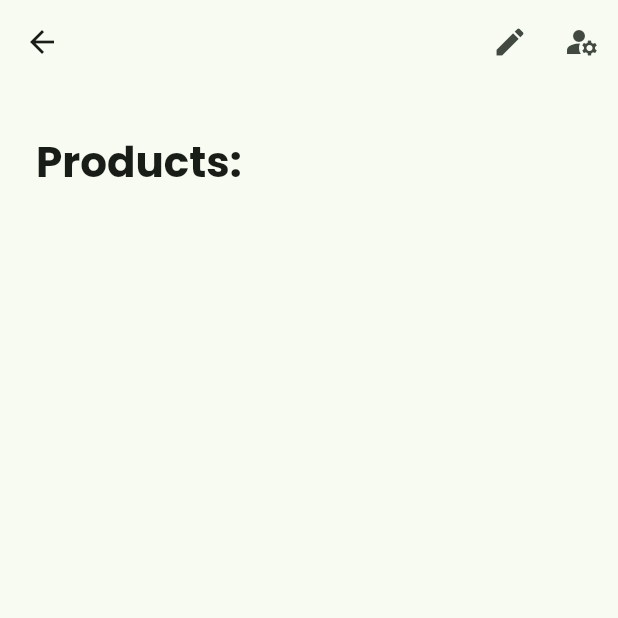
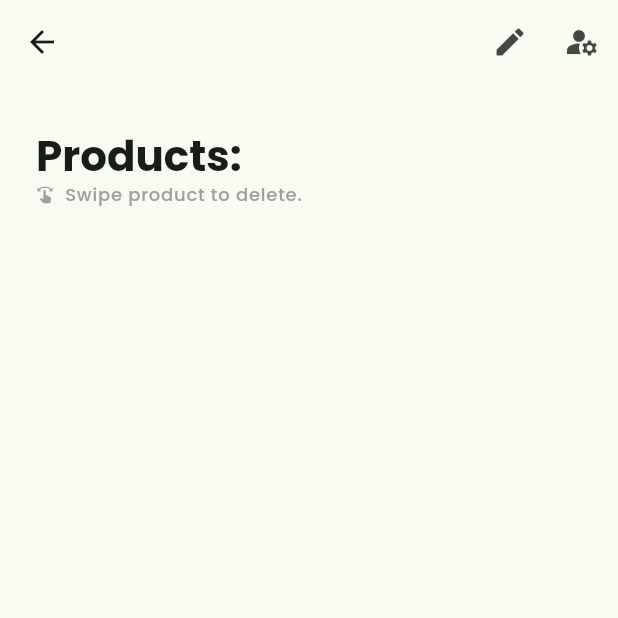
Before and after one commit to p-olszewski/DietDesigner, a Flutter app: the ShoppingListDetailsScreen screen opened by its route, on a phone screen of 412 x 824 dp, the top half of it. Run offline on Flutter 3.47's test engine with Material 2 defaults, Android fonts, the phone set to English and light mode, and no system bars; our stand-ins replace cloud_firestore, firebase_auth, firebase_core, flutter_dotenv, fluttertoast, google_fonts and 1 more; missing offline and left inert: weekly_date_picker; accounts and stored records are empty.

Commit message:
customize product list details styles

```diff
--- a/lib/screens/shopping_list_details_screen.dart
+++ b/lib/screens/shopping_list_details_screen.dart
@@ -61,10 +61,24 @@ class _ShoppingListDetailsScreenState extends State<ShoppingListDetailsScreen> {
               crossAxisAlignment: CrossAxisAlignment.start,
               children: [
                 Padding(
-                  padding: const EdgeInsets.symmetric(vertical: 14.0),
-                  child: Text(
-                    "Products:",
-                    style: Theme.of(context).textTheme.headlineMedium!.copyWith(fontWeight: FontWeight.bold),
+                  padding: const EdgeInsets.symmetric(vertical: 10.0),
+                  child: Column(
+                    crossAxisAlignment: CrossAxisAlignment.start,
+                    children: [
+                      Text(
+                        "Products:",
+                        style: Theme.of(context).textTheme.headlineMedium!.copyWith(fontWeight: FontWeight.bold),
+                      ),
+                      Row(
+                        children: [
+                          const Icon(Icons.swipe, color: Colors.grey, size: 12),
+                          Text(
+                            "  Swipe product to delete.",
+                            style: Theme.of(context).textTheme.labelMedium!.copyWith(color: Colors.grey),
+                          ),
+                        ],
+                      )
+                    ],
                   ),
                 ),
                 _isLoading
```
Also changed, not shown: lib/widgets/products_list_tile.dart (+10 -6 lines).
